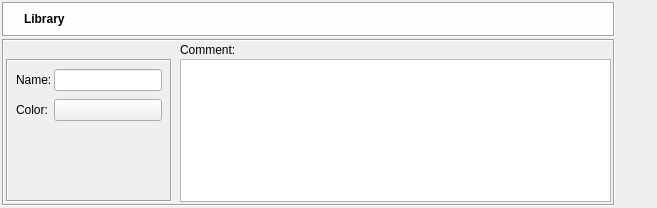
This is src/gui/librarydialog_q.ui in fwbuilder/fwbuilder as Qt 5 draws it before an edit. The edited form follows.
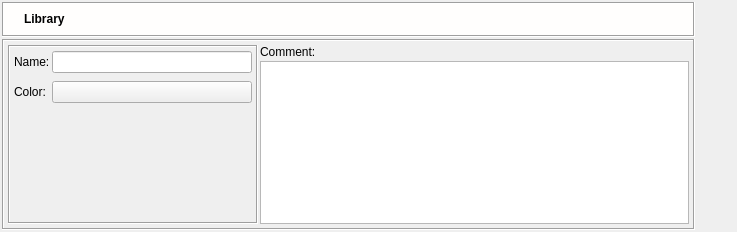
This is the edited form. Icons and pictures are not drawn.

```diff
--- a/src/gui/librarydialog_q.ui
+++ b/src/gui/librarydialog_q.ui
@@ -8,8 +8,8 @@
    <rect>
     <x>0</x>
     <y>0</y>
-    <width>657</width>
-    <height>154</height>
+    <width>737</width>
+    <height>232</height>
    </rect>
   </property>
   <property name="windowTitle" >
@@ -226,25 +226,7 @@
         <enum>QFrame::Sunken</enum>
        </property>
        <layout class="QGridLayout" >
-        <property name="leftMargin" >
-         <number>2</number>
-        </property>
-        <property name="topMargin" >
-         <number>2</number>
-        </property>
-        <property name="rightMargin" >
-         <number>2</number>
-        </property>
-        <property name="bottomMargin" >
-         <number>2</number>
-        </property>
-        <property name="horizontalSpacing" >
-         <number>8</number>
-        </property>
-        <property name="verticalSpacing" >
-         <number>2</number>
-        </property>
-        <item row="1" column="0" >
+        <item rowspan="2" row="0" column="0" >
          <widget class="QFrame" name="frame56" >
           <property name="frameShape" >
            <enum>QFrame::Box</enum>
@@ -253,21 +235,6 @@
            <enum>QFrame::Sunken</enum>
           </property>
           <layout class="QGridLayout" >
-           <property name="leftMargin" >
-            <number>8</number>
-           </property>
-           <property name="topMargin" >
-            <number>8</number>
-           </property>
-           <property name="rightMargin" >
-            <number>8</number>
-           </property>
-           <property name="bottomMargin" >
-            <number>8</number>
-           </property>
-           <property name="horizontalSpacing" >
-            <number>2</number>
-           </property>
            <property name="verticalSpacing" >
             <number>8</number>
            </property>
@@ -279,6 +246,12 @@
                <verstretch>0</verstretch>
               </sizepolicy>
              </property>
+             <property name="minimumSize" >
+              <size>
+               <width>200</width>
+               <height>0</height>
+              </size>
+             </property>
             </widget>
            </item>
            <item row="1" column="0" >
@@ -320,12 +293,12 @@
               <enum>Qt::Vertical</enum>
              </property>
              <property name="sizeType" >
-              <enum>QSizePolicy::MinimumExpanding</enum>
+              <enum>QSizePolicy::Expanding</enum>
              </property>
              <property name="sizeHint" >
               <size>
-               <width>20</width>
-               <height>71</height>
+               <width>185</width>
+               <height>121</height>
               </size>
              </property>
             </spacer>
```
Left out of the diff: 52 changed lines with no effect on the pictures.
